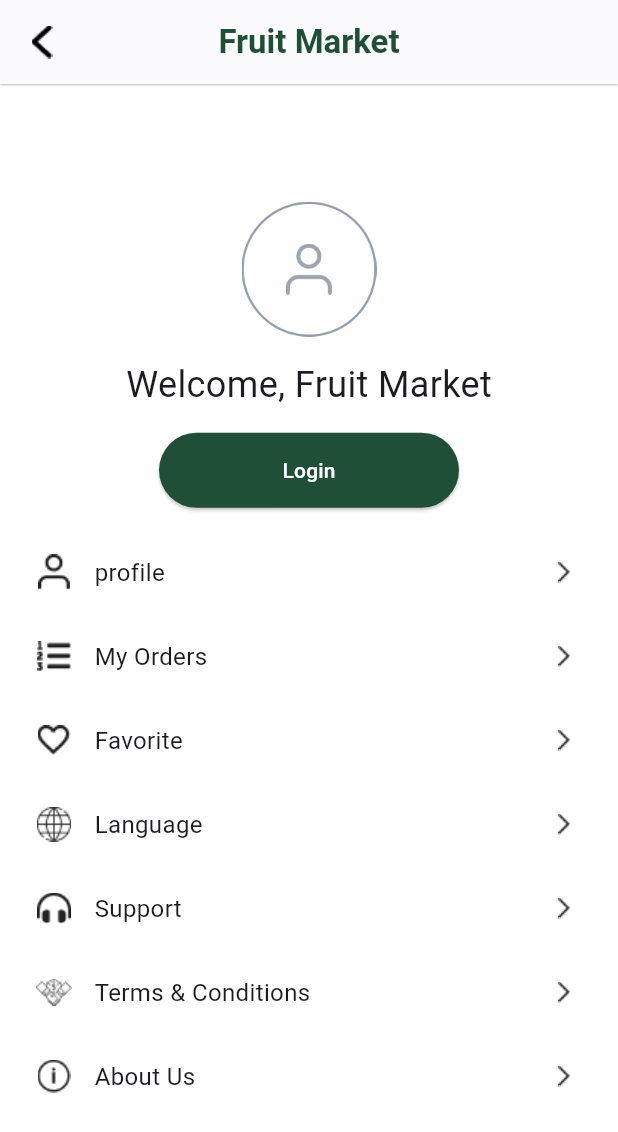
After one commit to khedr0/FruitMarketApp, a Flutter app: the SettingsScreen screen opened directly, on a phone screen of 412 x 824 dp. The commit adds this screen. Shown: the top 1132 px of the screen. Run offline on Flutter 3.47's test engine with Material 3 defaults, Android fonts, the phone set to English and light mode, and no system bars; our stand-ins replace font_awesome_flutter, smooth_page_indicator.

Commit message:
Adding Setting Screen + some widgets

```diff
--- a/lib/constants/strings.dart
+++ b/lib/constants/strings.dart
@@ -62,4 +62,5 @@ class AppStrings {
   static const String filterBy = 'Filter by';
   static const String deliveredTo = 'Delivered To';
   static const String checkout = 'Checkout';
+  static const String oreders = 'Orders';
 }
--- a/lib/screens/nav_bar_screens/basket_flow/checkout_flow_screen.dart
+++ b/lib/screens/nav_bar_screens/basket_flow/checkout_flow_screen.dart
@@ -1,5 +1,6 @@
 import 'package:flutter/material.dart';
 import 'package:fruit_market/constants/colors.dart';
+import 'package:fruit_market/constants/strings.dart';
 import 'package:fruit_market/widgets/checkBox.dart';
 import 'package:fruit_market/widgets/customButton.dart';
 
@@ -55,7 +56,7 @@ class CheckoutFlowScreenState extends State<CheckoutFlowScreen> {
           },
         ),
         title: const Text(
-          "Checkout",
+          AppStrings.checkout,
           style: TextStyle(
             color: AppColors.primaryDark,
             fontWeight: FontWeight.bold,
@@ -375,7 +376,7 @@ class CheckoutFlowScreenState extends State<CheckoutFlowScreen> {
                       ),
                     ),
                   ),
-                  CheckoutResult(isSuccess: true),
+                  CheckoutResult(isSuccess: false),
                 ],
               ),
             ),
--- /dev/null
+++ b/lib/screens/nav_bar_screens/setting_screen.dart
@@ -0,0 +1,115 @@
+import 'package:flutter/material.dart';
+import 'package:fruit_market/constants/strings.dart';
+import 'package:fruit_market/widgets/customButton.dart';
+
+import '../../constants/colors.dart';
+
+class SettingsScreen extends StatelessWidget {
+  const SettingsScreen({super.key});
+
+  @override
+  Widget build(BuildContext context) {
+    return Scaffold(
+      backgroundColor: AppColors.white,
+      appBar: AppBar(
+        leading: IconButton(
+          icon: Image.asset("assets/Icon ionic-ios-arrow-back (1).png"),
+          onPressed: () {
+            Navigator.pop(context);
+          },
+        ),
+        title: const Text(
+          AppStrings.fruitMarket,
+          style: TextStyle(
+            color: AppColors.primaryDark,
+            fontWeight: FontWeight.bold,
+          ),
+        ),
+        elevation: .5,
+        shadowColor: AppColors.black,
+        centerTitle: true,
+        backgroundColor: AppColors.white,
+      ),
+      body: Center(
+        child: Column(
+          mainAxisAlignment: MainAxisAlignment.center,
+          children: [
+            Stack(
+              alignment: Alignment.center,
+              children: [
+                Image(
+                  image: AssetImage("assets/circle.png"),
+                  height: 90,
+                  width: 90,
+                ),
+                Image(
+                  image: AssetImage("assets/person.png"),
+                  height: 34,
+                  width: 31,
+                )
+              ],
+            ),
+            SizedBox(height: 15),
+            Text(
+              "Welcome, Fruit Market",
+              style: TextStyle(fontSize: 24),
+            ),
+            SizedBox(height: 15),
+            Custombutton(text: Text(" Login "), onPressed: () {}),
+            SizedBox(height: 15),
+            SettingRow(text: "profile", prefixIcon: "assets/profile.png"),
+            SettingRow(
+                text: "My Orders",
+                prefixIcon: "assets/Icon awesome-list-ol.png"),
+            SettingRow(
+                text: "Favorite",
+                prefixIcon: "assets/Icon material-favorite-border.png"),
+            SettingRow(text: "Language", prefixIcon: "assets/24 Language.png"),
+            SettingRow(
+                text: "Support",
+                prefixIcon: "assets/Icon awesome-headphones-alt.png"),
+            SettingRow(
+                text: "Terms & Conditions",
+                prefixIcon: "assets/termsAndCondition.png"),
+            SettingRow(text: "About Us", prefixIcon: "assets/AboutUs.png"),
+          ],
+        ),
+      ),
+    );
+  }
+}
+
+class SettingRow extends StatelessWidget {
+  String prefixIcon;
+  String text;
+  SettingRow({
+    super.key,
+    required this.text,
+    required this.prefixIcon,
+  });
+
+  @override
+  Widget build(BuildContext context) {
+    return Padding(
+      padding: const EdgeInsets.symmetric(horizontal: 24, vertical: 16),
+      child: Row(
+        mainAxisAlignment: MainAxisAlignment.spaceBetween,
+        children: [
+          Row(
+            children: [
+              ImageIcon(AssetImage(prefixIcon)),
+              SizedBox(
+                width: 15,
+              ),
+              Text(
+                text,
+                style: TextStyle(fontSize: 16),
+              ),
+            ],
+          ),
+          ImageIcon(AssetImage("assets/rightArrow.png"))
+        ],
+      ),
+    );
+  }
+}
--- a/lib/widgets/navbar.dart
+++ b/lib/widgets/navbar.dart
@@ -1,8 +1,10 @@
 import 'package:flutter/material.dart';
+import 'package:fruit_market/screens/nav_bar_screens/oreders_screen.dart';
 
 import '../screens/nav_bar_screens/basket_flow/basketScreen.dart';
 import '../screens/nav_bar_screens/basket_flow/checkout_flow_screen.dart';
 import '../screens/nav_bar_screens/homeScreen.dart';
+import '../screens/nav_bar_screens/setting_screen.dart';
 
 class NavBar extends StatefulWidget {
   @override
@@ -54,7 +56,7 @@ class _NavBarState extends State<NavBar> {
           index: selectedIndex,
           children: [
             _buildTabNavigator(_navigatorKeys[0], const HomeScreen()),
-            _buildTabNavigator(_navigatorKeys[1], const HomeScreen()),
+            _buildTabNavigator(_navigatorKeys[1], const OredersScreen()),
             _buildTabNavigator(_navigatorKeys[2], BasketScreen(
               onCheckout: () {
                 _navigatorKeys[2].currentState!.push(
@@ -63,7 +65,7 @@ class _NavBarState extends State<NavBar> {
               },
             )),
             _buildTabNavigator(_navigatorKeys[4], const HomeScreen()),
-            _buildTabNavigator(_navigatorKeys[3], const HomeScreen()),
+            _buildTabNavigator(_navigatorKeys[3], const SettingsScreen()),
           ],
         ),
         bottomNavigationBar: ClipRRect(
```
Also changed, not shown: lib/screens/nav_bar_screens/basket_flow/basketScreen.dart (+14 -6 lines), lib/screens/nav_bar_screens/oreders_screen.dart (added, +43 -0 lines), lib/widgets/orders_widget.dart (added, +76 -0 lines), assets/24 Language.png (added), assets/AboutUs.png (added), assets/Icon awesome-headphones-alt.png (added), assets/Icon awesome-list-ol.png (added), assets/Icon material-favorite-border.png (added), assets/circle.png (added), assets/finished (1).png (added), assets/finished.png (added), assets/person.png (added), assets/profile.png (added), assets/rightArrow.png (added), 1 more files.
